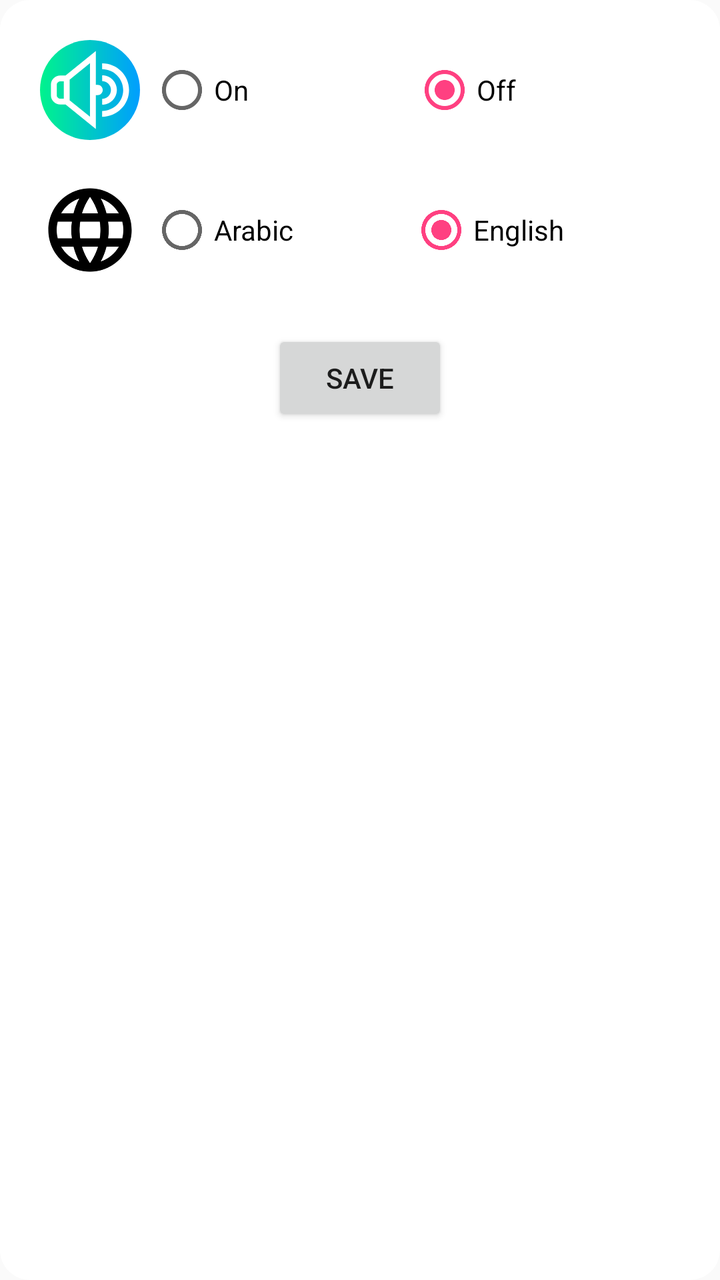
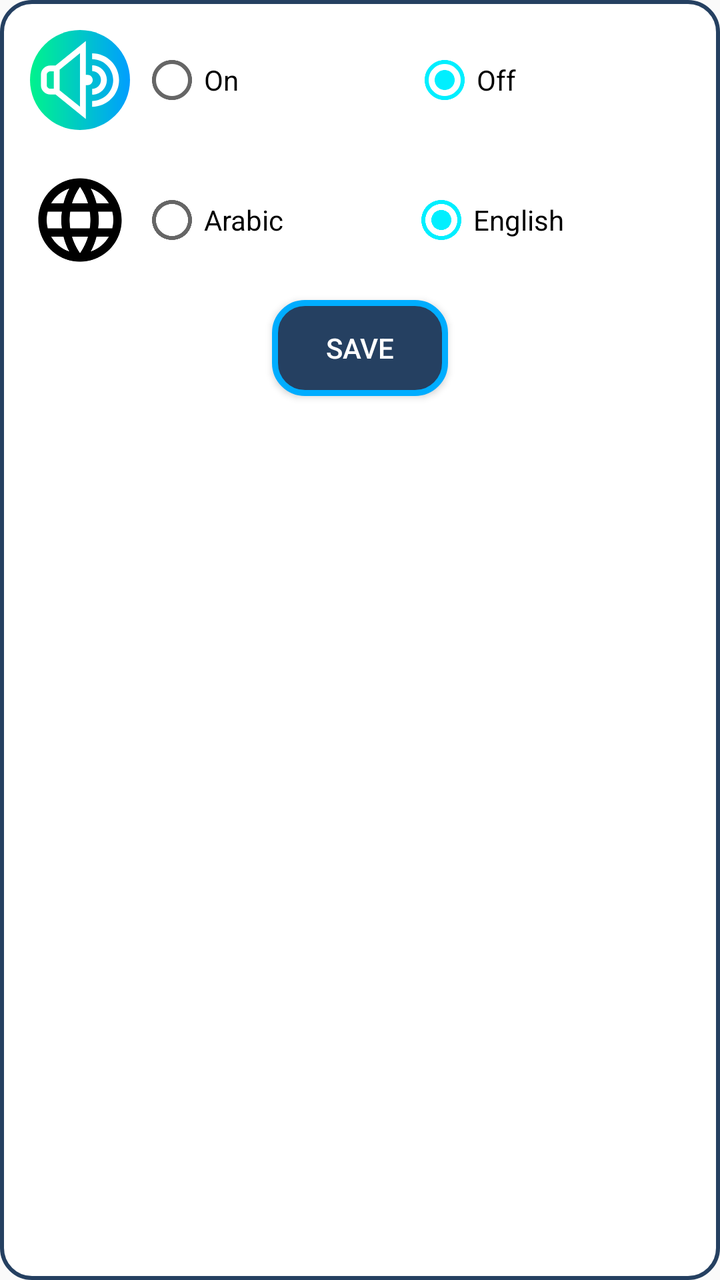

The first picture is an Android layout as it rendered before a commit; the second is the same layout after the commit. The layout source and the unified diff follow.
<!-- AndroidManifest.xml: application theme AppTheme -->
<!-- res/layout/dialog_settings.xml -->
<?xml version="1.0" encoding="utf-8"?>
<LinearLayout xmlns:android="http://schemas.android.com/apk/res/android"
    android:layout_width="match_parent"
    android:layout_height="wrap_content"
    android:layout_gravity="center_vertical"
    android:layout_marginStart="10dp"
    android:layout_marginEnd="10dp"
    android:background="@drawable/bg_popup_base_panel"
    android:orientation="vertical"
    android:padding="15dp">

    <LinearLayout
        android:layout_width="match_parent"
        android:layout_height="wrap_content"
        android:orientation="horizontal"
        android:padding="5dp"
        android:weightSum="2">

        <ImageView
            android:id="@+id/dialog_setting_iv_audio"
            android:layout_width="50dp"
            android:layout_height="50dp"
            android:layout_gravity="center"
            android:src="@drawable/ic_volume" />

        <RadioGroup
            android:layout_width="match_parent"
            android:layout_height="match_parent"
            android:layout_marginStart="5dp"
            android:checkedButton="@id/dialog_setting_rb_audio_off"
            android:orientation="horizontal">

            <RadioButton
                android:id="@+id/dialog_setting_rb_audio_on"
                android:layout_width="wrap_content"
                android:layout_height="match_parent"
                android:layout_weight="1"
                android:text="On" />

            <RadioButton
                android:id="@+id/dialog_setting_rb_audio_off"
                android:layout_width="wrap_content"
                android:layout_height="match_parent"
                android:layout_weight="1"
                android:text="Off" />
        </RadioGroup>
    </LinearLayout>

    <LinearLayout
        android:layout_width="match_parent"
        android:layout_height="wrap_content"
        android:layout_marginTop="10dp"
        android:orientation="horizontal"
        android:padding="5dp"
        android:weightSum="2">

        <ImageView
            android:id="@+id/dialog_setting_iv_language"
            android:layout_width="50dp"
            android:layout_height="50dp"
            android:layout_gravity="center"
            android:src="@drawable/ic_language_black_24dp" />

        <RadioGroup
            android:layout_width="match_parent"
            android:layout_height="match_parent"
            android:layout_marginStart="5dp"
            android:checkedButton="@id/dialog_setting_rb_lang_en"
            android:orientation="horizontal">

            <RadioButton
                android:id="@+id/dialog_setting_rb_lang_ar"
                android:layout_width="wrap_content"
                android:layout_height="match_parent"
                android:layout_weight="1"
                android:text="Arabic" />

            <RadioButton
                android:id="@+id/dialog_setting_rb_lang_en"
                android:layout_width="wrap_content"
                android:layout_height="match_parent"
                android:layout_weight="1"
                android:text="English" />
        </RadioGroup>
    </LinearLayout>

    <Button
        android:id="@+id/dialog_setting_btn_save"
        android:layout_width="wrap_content"
        android:layout_height="wrap_content"
        android:layout_gravity="center_horizontal"
        android:layout_marginTop="20dp"
        android:layout_marginBottom="10dp"
        android:text="save" />
</LinearLayout>
<!-- resources referenced by this layout -->
<resources>
  <!-- drawable bg_popup_base_panel (drawable) -->
  <shape xmlns:android="http://schemas.android.com/apk/res/android">
      <solid
          android:color="@color/colorWhite"/>
      <corners
          android:radius="15dp" />
      <padding
          android:left="10dp"
          android:top="10dp"
          android:right="10dp"
          android:bottom="10dp" />
  </shape>
  <!-- drawable ic_language_black_24dp (drawable) -->
  <vector xmlns:android="http://schemas.android.com/apk/res/android"
          android:width="24dp"
          android:height="24dp"
          android:viewportWidth="24.0"
          android:viewportHeight="24.0">
      <path
          android:fillColor="#FF000000"
          android:pathData="M11.99,2C6.47,2 2,6.48 2,12s4.47,10 9.99,10C17.52,22 22,17.52 22,12S17.52,2 11.99,2zM18.92,8h-2.95c-0.32,-1.25 -0.78,-2.45 -1.38,-3.56 1.84,0.63 3.37,1.91 4.33,3.56zM12,4.04c0.83,1.2 1.48,2.53 1.91,3.96h-3.82c0.43,-1.43 1.08,-2.76 1.91,-3.96zM4.26,14C4.1,13.36 4,12.69 4,12s0.1,-1.36 0.26,-2h3.38c-0.08,0.66 -0.14,1.32 -0.14,2 0,0.68 0.06,1.34 0.14,2L4.26,14zM5.08,16h2.95c0.32,1.25 0.78,2.45 1.38,3.56 -1.84,-0.63 -3.37,-1.9 -4.33,-3.56zM8.03,8L5.08,8c0.96,-1.66 2.49,-2.93 4.33,-3.56C8.81,5.55 8.35,6.75 8.03,8zM12,19.96c-0.83,-1.2 -1.48,-2.53 -1.91,-3.96h3.82c-0.43,1.43 -1.08,2.76 -1.91,3.96zM14.34,14L9.66,14c-0.09,-0.66 -0.16,-1.32 -0.16,-2 0,-0.68 0.07,-1.35 0.16,-2h4.68c0.09,0.65 0.16,1.32 0.16,2 0,0.68 -0.07,1.34 -0.16,2zM14.59,19.56c0.6,-1.11 1.06,-2.31 1.38,-3.56h2.95c-0.96,1.65 -2.49,2.93 -4.33,3.56zM16.36,14c0.08,-0.66 0.14,-1.32 0.14,-2 0,-0.68 -0.06,-1.34 -0.14,-2h3.38c0.16,0.64 0.26,1.31 0.26,2s-0.1,1.36 -0.26,2h-3.38z"/>
  </vector>
  <style name="AppTheme" parent="Theme.AppCompat.Light.DarkActionBar">
          
          <item name="colorPrimary">@color/colorPrimary</item>
          <item name="colorPrimaryDark">@color/colorPrimaryDark</item>
          <item name="colorAccent">@color/colorAccent</item>
      </style>
  <color name="colorWhite">#FFF</color>
  <color name="colorPrimary">#3F51B5</color>
  <color name="colorPrimaryDark">#303F9F</color>
  <color name="colorAccent">#FF4081</color>
  <!-- unchanged entries left out for length: 1 -->
</resources>

<!-- the commit's change to res/layout/dialog_settings.xml (unified diff, before → after) -->
@@ -5,9 +5,8 @@
     android:layout_gravity="center_vertical"
     android:layout_marginStart="10dp"
     android:layout_marginEnd="10dp"
-    android:background="@drawable/bg_popup_base_panel"
-    android:orientation="vertical"
-    android:padding="15dp">
+    android:background="@drawable/dialog_background"
+    android:orientation="vertical">
 
     <LinearLayout
         android:layout_width="match_parent"
@@ -89,7 +88,9 @@
         android:layout_width="wrap_content"
         android:layout_height="wrap_content"
         android:layout_gravity="center_horizontal"
-        android:layout_marginTop="20dp"
+        android:layout_marginTop="10dp"
+        android:textColor="@color/colorWhite"
+        android:background="@drawable/button_background_two"
         android:layout_marginBottom="10dp"
         android:text="save" />
 </LinearLayout>
<!-- resource entries referenced after the edit -->
@@ -1,17 +1,5 @@
 <!-- resources referenced by this layout -->
 <resources>
-  <!-- drawable bg_popup_base_panel (drawable) -->
-  <shape xmlns:android="http://schemas.android.com/apk/res/android">
-      <solid
-          android:color="@color/colorWhite"/>
-      <corners
-          android:radius="15dp" />
-      <padding
-          android:left="10dp"
-          android:top="10dp"
-          android:right="10dp"
-          android:bottom="10dp" />
-  </shape>
   <!-- drawable ic_language_black_24dp (drawable) -->
   <vector xmlns:android="http://schemas.android.com/apk/res/android"
           android:width="24dp"
@@ -28,10 +16,40 @@
           <item name="colorPrimaryDark">@color/colorPrimaryDark</item>
           <item name="colorAccent">@color/colorAccent</item>
       </style>
+  <color name="dark_one">#254061</color>
+  <color name="light_more">#00adff</color>
   <color name="colorWhite">#FFF</color>
-  <color name="colorPrimary">#3F51B5</color>
-  <color name="colorPrimaryDark">#303F9F</color>
-  <color name="colorAccent">#FF4081</color>
+  <!-- drawable button_background_two (drawable) -->
+  <shape xmlns:android="http://schemas.android.com/apk/res/android">
+      <solid
+          android:color="@color/dark_one"/>
+      <corners
+          android:radius="15dp" />
+      <padding
+          android:left="10dp"
+          android:top="10dp"
+          android:right="10dp"
+          android:bottom="10dp" />
+      <stroke
+          android:width="3dp"
+          android:color="@color/light_more"/>
+  </shape>
+  <!-- drawable dialog_background (drawable) -->
+  <shape xmlns:android="http://schemas.android.com/apk/res/android">
+      <solid android:color="@color/colorWhite" />
+      <corners android:radius="15dp" />
+      <padding
+          android:bottom="10dp"
+          android:left="10dp"
+          android:right="10dp"
+          android:top="10dp" />
+      <stroke
+          android:width="2dp"
+          android:color="@color/colorPrimaryDark" />
+  </shape>
+  <color name="colorPrimary">#254061</color>
+  <color name="colorPrimaryDark">#254061</color>
+  <color name="colorAccent">#00efff</color>
   <!-- unchanged entries left out for length: 1 -->
 </resources>
 
